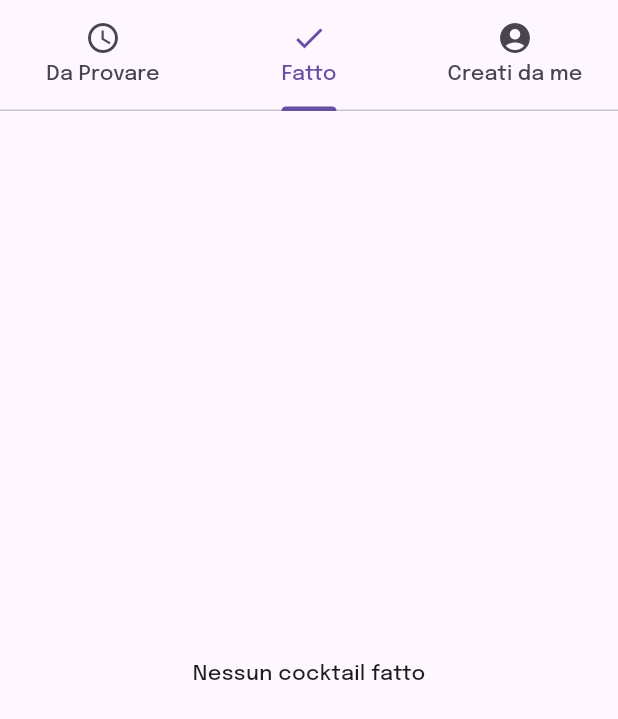
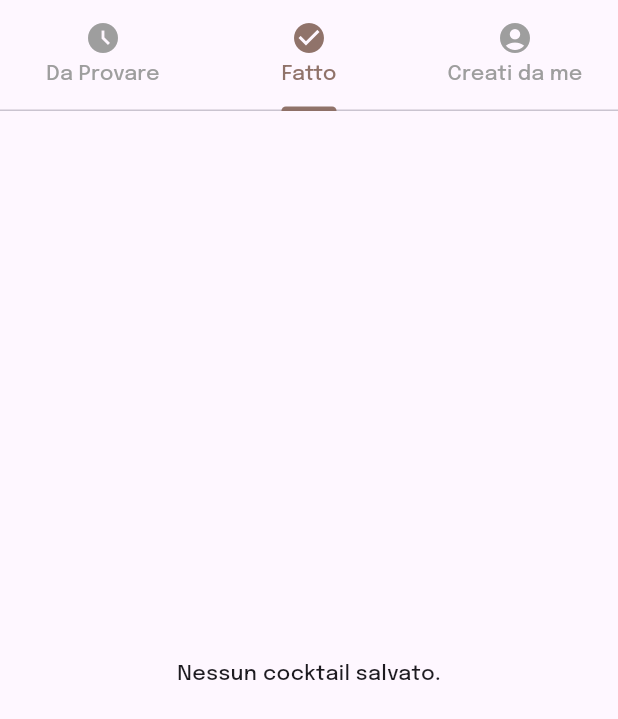
Before and after one commit to moreno-boasso/MemoryBartender, a Flutter app: the FavoritesScreen screen opened directly, tab 2 chosen, on a phone screen of 412 x 824 dp. Shown: the top 719 px of the screen. Run offline on Flutter 3.47's test engine with Material 3 defaults, Android fonts, the phone set to English and light mode, and no system bars; our stand-ins replace auto_size_text, shared_preferences, shimmer; missing offline and left inert: translator; accounts and stored records are empty; network calls fail.

```diff
--- a/lib/components/search_screen/cocktail_card.dart
+++ b/lib/components/search_screen/cocktail_card.dart
@@ -19,7 +19,7 @@ class CocktailCard extends StatelessWidget {
         Navigator.push(
           context,
           MaterialPageRoute(
-            builder: (context) => CocktailDetailsPage(cocktailId: cocktail.id, onUpdate: () {  },),
+            builder: (context) => CocktailDetailsPage(cocktailId: cocktail.id,),
           ),
         );
       },
--- a/lib/components/search_screen/cocktail_grid.dart
+++ b/lib/components/search_screen/cocktail_grid.dart
@@ -27,7 +27,7 @@ class CocktailGrid extends StatelessWidget {
         ),
         itemCount: cocktails.length,
         itemBuilder: (context, index) {
-          return CocktailCard(cocktail: cocktails[index]);
+          return CocktailCard(cocktail: cocktails[index],);
         },
       ),
     );
--- a/lib/pages/bottombar_screen.dart
+++ b/lib/pages/bottombar_screen.dart
@@ -19,7 +19,7 @@ class _MainScreenState extends State<MainScreen> {
   static final List<Widget> _widgetOptions = <Widget>[
     const SearchScreen(),
     CreateScreen(),
-    FavoritesScreen(),
+    const FavoritesScreen(),
   ];
 
   void _onItemTapped(int index) {
--- /dev/null
+++ b/lib/pages/favourite_tabs/favorite_tabs.dart
@@ -0,0 +1,174 @@
+import 'package:flutter/material.dart';
+import '../../models/cocktail.dart';
+import '../../services/favorite_service.dart';
+import '../../components/search_screen/cocktail_card.dart';
+
+class DaProvareTab extends StatefulWidget {
+  const DaProvareTab({super.key});
+
+  @override
+  _DaProvareTabState createState() => _DaProvareTabState();
+}
+
+class _DaProvareTabState extends State<DaProvareTab> {
+  late Future<List<Cocktail>> _daProvareCocktails;
+
+  @override
+  void initState() {
+    super.initState();
+    _loadCocktails();
+  }
+
+  Future<void> _loadCocktails() async {
+    setState(() {
+      _daProvareCocktails = FavoritesService().getDaProvare();
+    });
+  }
+
+  Future<void> _removeCocktail(Cocktail cocktail) async {
+    await FavoritesService().removeFromDaProvare(cocktail.id);
+    _loadCocktails(); // Ricarica la lista
+  }
+
+  @override
+  Widget build(BuildContext context) {
+    return CocktailGrid(
+      futureCocktails: _daProvareCocktails,
+      onRemoveCocktail: _removeCocktail,
+      emptyMessage: 'Nessun cocktail salvato. ',
+    );
+  }
+}
+
+class FattoTab extends StatefulWidget {
+  const FattoTab({super.key});
+
+  @override
+  _FattoTabState createState() => _FattoTabState();
+}
+
+class _FattoTabState extends State<FattoTab> {
+  late Future<List<Cocktail>> _fattoCocktails;
+
+  @override
+  void initState() {
+    super.initState();
+    _loadCocktails();
+  }
+
+  Future<void> _loadCocktails() async {
+    setState(() {
+      _fattoCocktails = FavoritesService().getFatto();
+    });
+  }
+
+  Future<void> _removeCocktail(Cocktail cocktail) async {
+    await FavoritesService().removeFromFatto(cocktail.id);
+    _loadCocktails(); // Ricarica la lista
+  }
+
+  @override
+  Widget build(BuildContext context) {
+    return CocktailGrid(
+      futureCocktails: _fattoCocktails,
+      onRemoveCocktail: _removeCocktail,
+      emptyMessage: 'Nessun cocktail salvato.',
+    );
+  }
+}
+
+class CocktailGrid extends StatelessWidget {
+  final Future<List<Cocktail>> futureCocktails;
+  final Function(Cocktail) onRemoveCocktail;
+  final String emptyMessage;
+
+  const CocktailGrid({
+    Key? key,
+    required this.futureCocktails,
+    required this.onRemoveCocktail,
+    required this.emptyMessage,
+  }) : super(key: key);
+
+  @override
+  Widget build(BuildContext context) {
+    return FutureBuilder<List<Cocktail>>(
+      future: futureCocktails,
+      builder: (context, snapshot) {
+        if (snapshot.connectionState == ConnectionState.waiting) {
+          return const Center(child: CircularProgressIndicator());
+        } else if (snapshot.hasError) {
+          return Center(child: Text('Error: ${snapshot.error}'));
+        } else if (!snapshot.hasData || snapshot.data!.isEmpty) {
+          return Center(child: Text(emptyMessage));
+        }
+
+        final cocktails = snapshot.data!;
+        return Padding(
+          padding: const EdgeInsets.symmetric(horizontal: 20.0),
+          child: GridView.builder(
+            gridDelegate: SliverGridDelegateWithFixedCrossAxisCount(
+              crossAxisCount: MediaQuery.of(context).size.width > 600 ? 4 : 2,
+              mainAxisSpacing: 5.0,
+              crossAxisSpacing: 5.0,
+              childAspectRatio: 0.7,
+            ),
+            itemCount: cocktails.length,
+            itemBuilder: (context, index) {
+              return Stack(
+                children: [
+                  CocktailCard(cocktail: cocktails[index]),
+                  Positioned(
+                    top: 10,
+                    right: 10,
+                    child: IconButton(
+                      icon: const Icon(Icons.delete, color: Colors.red),
+                      onPressed: () => _showConfirmationDialog(context, cocktails[index]),
+                    ),
+                  ),
+                ],
+              );
+            },
+          ),
+        );
+      },
+    );
+  }
+
+  void _showConfirmationDialog(BuildContext context, Cocktail cocktail) {
+    showDialog(
+      context: context,
+      builder: (BuildContext context) {
+        return AlertDialog(
+          title: const Text('Rimuovere dai preferiti?'),
+          actions: [
+            TextButton(
+              onPressed: () {
+                Navigator.of(context).pop();
+              },
+              style: TextButton.styleFrom(
+                foregroundColor: Colors.black,
+                shape: RoundedRectangleBorder(
+                  borderRadius: BorderRadius.circular(18.0),
+                ),
+              ),
+              child: const Text('Annulla'),
+            ),
+            TextButton(
+              onPressed: () {
+                Navigator.of(context).pop();
+                onRemoveCocktail(cocktail);
+              },
+              style: TextButton.styleFrom(
+                foregroundColor: Colors.red,
+                shape: RoundedRectangleBorder(
+                  borderRadius: BorderRadius.circular(18.0),
+                ),
+              ),
+              child: const Text('Rimuovi'),
+            ),
+          ],
+        );
+      },
+    );
+  }
+}
--- a/lib/pages/favourites_screen.dart
+++ b/lib/pages/favourites_screen.dart
@@ -1,8 +1,7 @@
 import 'package:flutter/material.dart';
-import '../components/search_screen/cocktail_card.dart';
-import '../../services/favorite_service.dart';
-import '../../models/cocktail.dart';
+import '../styles/colors.dart';
 import 'favourite_tabs/created_tab.dart';
+import 'favourite_tabs/favorite_tabs.dart';
 
 class FavoritesScreen extends StatefulWidget {
   const FavoritesScreen({super.key});
@@ -11,92 +10,48 @@ class FavoritesScreen extends StatefulWidget {
   _FavoritesScreenState createState() => _FavoritesScreenState();
 }
 
-class _FavoritesScreenState extends State<FavoritesScreen> {
-  late Future<List<Cocktail>> _daProvareCocktails;
-  late Future<List<Cocktail>> _fattoCocktails;
+class _FavoritesScreenState extends State<FavoritesScreen> with SingleTickerProviderStateMixin {
+  late TabController _tabController;
 
   @override
   void initState() {
     super.initState();
-    _loadFavorites();
+    _tabController = TabController(length: 3, vsync: this);
   }
 
-  Future<void> _loadFavorites() async {
-    setState(() {
-      _daProvareCocktails = FavoritesService().getDaProvare();
-      _fattoCocktails = FavoritesService().getFatto();
-    });
+  @override
+  void dispose() {
+    _tabController.dispose();
+    super.dispose();
   }
 
   @override
   Widget build(BuildContext context) {
-    return DefaultTabController(
-      length: 3,
-      child: Scaffold(
-        appBar: TabBar(
-          tabs: [
-            Tab(text: 'Da Provare', icon: Icon(Icons.access_time)),
-            Tab(text: 'Fatto', icon: Icon(Icons.check)),
-            Tab(text: 'Creati da me', icon: Icon(Icons.account_circle)),
-          ],
-        ),
-        body: TabBarView(
-          children: [
-            FutureBuilder<List<Cocktail>>(
-              future: _daProvareCocktails,
-              builder: (context, snapshot) {
-                if (snapshot.connectionState == ConnectionState.waiting) {
-                  return const Center(child: CircularProgressIndicator());
-                } else if (snapshot.hasError) {
-                  return Center(child: Text('Error: ${snapshot.error}'));
-                } else if (!snapshot.hasData || snapshot.data!.isEmpty) {
-                  return const Center(child: Text('Nessun cocktail da provare'));
-                }
-
-                final cocktails = snapshot.data!;
-                return GridView.builder(
-                  gridDelegate: SliverGridDelegateWithFixedCrossAxisCount(
-                    crossAxisCount: MediaQuery.of(context).size.width > 600 ? 4 : 2,
-                    mainAxisSpacing: 5.0,
-                    crossAxisSpacing: 5.0,
-                    childAspectRatio: 0.7,
-                  ),
-                  itemCount: cocktails.length,
-                  itemBuilder: (context, index) {
-                    return CocktailCard(cocktail: cocktails[index]);
-                  },
-                );
-              },
+    return Scaffold(
+      body: Column(
+        children: [
+          TabBar(
+            controller: _tabController,
+            tabs: const [
+              Tab(text: 'Da Provare', icon: Icon(Icons.access_time_filled)),
+              Tab(text: 'Fatto', icon: Icon(Icons.check_circle)),
+              Tab(text: 'Creati da me', icon: Icon(Icons.account_circle)),
+            ],
+            indicatorColor: MemoColors.brownie,
+            labelColor:  MemoColors.brownie,
+            unselectedLabelColor: Colors.grey,
+          ),
+          Expanded(
+            child: TabBarView(
+              controller: _tabController,
+              children: const [
+                DaProvareTab(), // Assicurati che questo widget sia definito correttamente
+                FattoTab(),     // Assicurati che questo widget sia definito correttamente
+                CreatiDaMeTab(), // Assicurati che questo widget sia definito correttamente
+              ],
             ),
-            FutureBuilder<List<Cocktail>>(
-              future: _fattoCocktails,
-              builder: (context, snapshot) {
-                if (snapshot.connectionState == ConnectionState.waiting) {
-                  return const Center(child: CircularProgressIndicator());
-                } else if (snapshot.hasError) {
-                  return Center(child: Text('Error: ${snapshot.error}'));
-                } else if (!snapshot.hasData || snapshot.data!.isEmpty) {
-                  return const Center(child: Text('Nessun cocktail fatto'));
-                }
-
-                final cocktails = snapshot.data!;
-                return GridView.builder(
-                  gridDelegate: SliverGridDelegateWithFixedCrossAxisCount(
-                    crossAxisCount: MediaQuery.of(context).size.width > 600 ? 4 : 2,
-                    mainAxisSpacing: 5.0,
-                    crossAxisSpacing: 5.0,
-                    childAspectRatio: 0.7,
-                  ),
-                  itemCount: cocktails.length,
-                  itemBuilder: (context, index) {
-                    return CocktailCard(cocktail: cocktails[index]);
-                  },
-                );
-              },
-            ),
-            CreatiDaMeTab(), // Se hai una tab per i cocktail creati da te
-          ],
-        ),
+          ),
+        ],
       ),
     );
   }
```
Also changed, not shown: lib/components/cocktail_detail_screen/favourite_button.dart (+15 -25 lines), lib/pages/cocktail_detail_screen.dart (+7 -17 lines), lib/pages/favourite_tabs/da_provare_tab.dart (deleted, +0 -105 lines).
